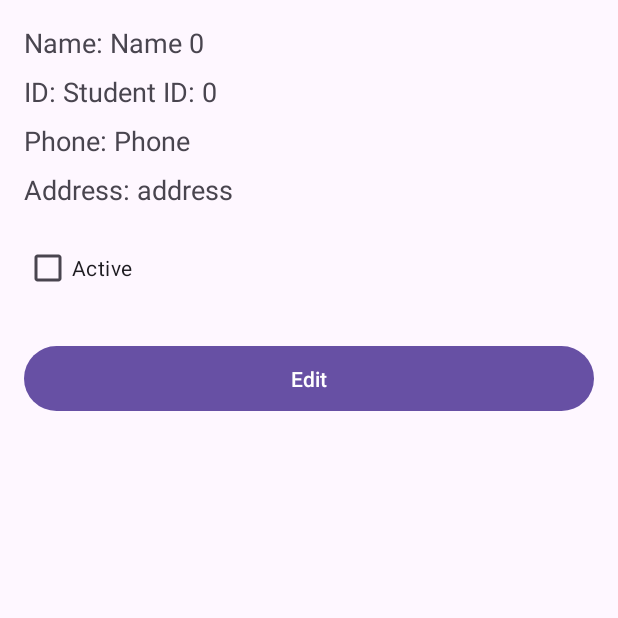
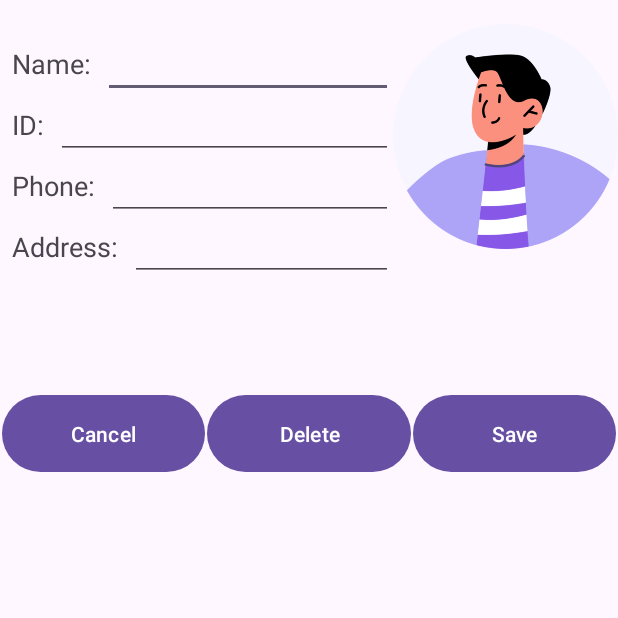
Before and after one commit to hadarz-education/Mobile-Assignments, an Android app: the StudentDetailsActivity screen opened directly, with no data from a screen before it, after a tap on "Edit", on a phone screen of 412 x 824 dp, the top half of it. Run offline under Robolectric (Android 15) with nearby library versions, the phone set to English and light mode, and no system bars.

Commit message:
feat: edit page

```diff
--- a/app/src/main/AndroidManifest.xml
+++ b/app/src/main/AndroidManifest.xml
@@ -12,6 +12,9 @@
         android:supportsRtl="true"
         android:theme="@style/Theme.MobileAssignments"
         tools:targetApi="31">
+        <activity
+            android:name=".EditStudentActivity"
+            android:exported="false" />
         <activity
             android:name=".StudentDetailsActivity"
             android:exported="false" />
--- /dev/null
+++ b/app/src/main/java/com/hzho/mobileassignments/EditStudentActivity.kt
@@ -0,0 +1,29 @@
+package com.hzho.mobileassignments
+
+import android.os.Bundle
+import android.widget.Button
+import android.widget.EditText
+import androidx.activity.enableEdgeToEdge
+import androidx.appcompat.app.AppCompatActivity
+import androidx.core.view.ViewCompat
+import androidx.core.view.WindowInsetsCompat
+
+class EditStudentActivity : AppCompatActivity() {
+    override fun onCreate(savedInstanceState: Bundle?) {
+        super.onCreate(savedInstanceState)
+        setContentView(R.layout.activity_edit_student)
+
+//        val nameEditText: EditText = findViewById(R.id.student_details_name_edit_text)
+//        val idEditText: EditText = findViewById(R.id.student_details_id_edit_text)
+//        val phoneEditText: EditText = findViewById(R.id.student_details_phone_edit_text)
+//        val addressEditText: EditText = findViewById(R.id.student_details_address_edit_text)
+
+        val cancelButton: Button = findViewById(R.id.student_details_cancel_button)
+        val deleteButton: Button = findViewById(R.id.student_details_delete_button)
+        val saveButton: Button = findViewById(R.id.student_details_save_button)
+
+        cancelButton.setOnClickListener {
+            finish()
+        }
+    }
+}
--- a/app/src/main/java/com/hzho/mobileassignments/StudentDetailsActivity.kt
+++ b/app/src/main/java/com/hzho/mobileassignments/StudentDetailsActivity.kt
@@ -7,18 +7,15 @@ import android.widget.CheckBox
 import android.widget.TextView
 import androidx.appcompat.app.AppCompatActivity
 import com.hzho.mobileassignments.model.Model
-import com.hzho.mobileassignments.model.Student
 
 class StudentDetailsActivity : AppCompatActivity() {
     override fun onCreate(savedInstanceState: Bundle?) {
         super.onCreate(savedInstanceState)
         setContentView(R.layout.activity_student_details)
 
-        // Retrieve the passed student object
         val studentPosition = intent.getIntExtra("studentPosition", 0)
         val student = Model.shared.getStudentAtPosition(studentPosition)
 
-        // Initialize views
         val nameTextView: TextView = findViewById(R.id.student_details_name_text_view)
         val idTextView: TextView = findViewById(R.id.student_details_id_text_view)
         val phoneTextView: TextView = findViewById(R.id.student_details_phone_text_view)
@@ -26,7 +23,6 @@ class StudentDetailsActivity : AppCompatActivity() {
         val activeCheckBox: CheckBox = findViewById(R.id.student_details_active_check_box)
         val editButton: Button = findViewById(R.id.student_details_edit_button)
 
-        // Populate views with student data
         student?.let {
             nameTextView.text = "Name: ${it.name}"
             idTextView.text = "ID: ${it.id}"
@@ -34,11 +30,10 @@ class StudentDetailsActivity : AppCompatActivity() {
             addressTextView.text = "Address: ${it.address}"
         }
 
-        // Handle edit button click
         editButton.setOnClickListener {
-//            val intent = Intent(this, EditStudentActivity::class.java)
-//            intent.putExtra("student", student)
-//            startActivity(intent)
+            val intent = Intent(this, EditStudentActivity::class.java)
+            intent.putExtra("studentPosition", studentPosition)
+            startActivity(intent)
         }
     }
 }
--- /dev/null
+++ b/app/src/main/res/layout/activity_edit_student.xml
@@ -0,0 +1,154 @@
+<androidx.constraintlayout.widget.ConstraintLayout
+    xmlns:android="http://schemas.android.com/apk/res/android"
+    xmlns:app="http://schemas.android.com/apk/res-auto"
+    xmlns:tools="http://schemas.android.com/tools"
+    android:layout_width="match_parent"
+    android:layout_height="match_parent"
+    tools:context=".EditStudentActivity">
+
+    <!-- Name Text and EditText -->
+    <TextView
+        android:id="@+id/student_details_name_text_view"
+        android:layout_width="wrap_content"
+        android:layout_height="wrap_content"
+        android:text="Name:"
+        android:textSize="18sp"
+        android:layout_marginStart="8dp"
+        android:layout_marginTop="30dp"
+        app:layout_constraintStart_toStartOf="parent"
+        app:layout_constraintTop_toTopOf="parent" />
+
+    <EditText
+        android:id="@+id/student_details_name_edit_text"
+        android:layout_width="0dp"
+        android:layout_height="wrap_content"
+        android:layout_marginStart="8dp"
+        android:ems="10"
+        android:inputType="text"
+        app:layout_constraintBaseline_toBaselineOf="@+id/student_details_name_text_view"
+        app:layout_constraintEnd_toStartOf="@+id/student_details_image_view"
+        app:layout_constraintStart_toEndOf="@+id/student_details_name_text_view" />
+
+    <!-- ID Text and EditText -->
+    <TextView
+        android:id="@+id/student_details_id_text_view"
+        android:layout_width="wrap_content"
+        android:layout_height="wrap_content"
+        android:text="ID:"
+        android:textSize="18sp"
+        android:layout_marginStart="8dp"
+        app:layout_constraintStart_toStartOf="parent"
+        app:layout_constraintTop_toBottomOf="@+id/student_details_name_text_view"
+        android:layout_marginTop="16dp" />
+
+    <EditText
+        android:id="@+id/student_details_id_edit_text"
+        android:layout_width="0dp"
+        android:layout_height="wrap_content"
+        android:layout_marginStart="8dp"
+        android:ems="10"
+        android:inputType="number"
+        app:layout_constraintBaseline_toBaselineOf="@+id/student_details_id_text_view"
+        app:layout_constraintEnd_toStartOf="@+id/student_details_image_view"
+        app:layout_constraintStart_toEndOf="@+id/student_details_id_text_view" />
+
+    <!-- Phone Text and EditText -->
+    <TextView
+        android:id="@+id/student_details_phone_text_view"
+        android:layout_width="wrap_content"
+        android:layout_height="wrap_content"
+        android:text="Phone:"
+        android:textSize="18sp"
+        android:layout_marginStart="8dp"
+        app:layout_constraintStart_toStartOf="parent"
+        app:layout_constraintTop_toBottomOf="@+id/student_details_id_text_view"
+        android:layout_marginTop="16dp" />
+
+    <EditText
+        android:id="@+id/student_details_phone_edit_text"
+        android:layout_width="0dp"
+        android:layout_height="wrap_content"
+        android:layout_marginStart="8dp"
+        android:ems="10"
+        android:inputType="phone"
+        app:layout_constraintBaseline_toBaselineOf="@+id/student_details_phone_text_view"
+        app:layout_constraintEnd_toStartOf="@+id/student_details_image_view"
+        app:layout_constraintStart_toEndOf="@+id/student_details_phone_text_view" />
+
+    <!-- Address Text and EditText -->
+    <TextView
+        android:id="@+id/student_details_address_text_view"
+        android:layout_width="wrap_content"
+        android:layout_height="wrap_content"
+        android:text="Address:"
+        android:textSize="18sp"
+        android:layout_marginStart="8dp"
+        app:layout_constraintStart_toStartOf="parent"
+        app:layout_constraintTop_toBottomOf="@+id/student_details_phone_text_view"
+        android:layout_marginTop="16dp" />
+
+    <EditText
+        android:id="@+id/student_details_address_edit_text"
+        android:layout_width="0dp"
+        android:layout_height="wrap_content"
+        android:layout_marginStart="8dp"
+        android:ems="10"
+        android:inputType="textPostalAddress"
+        app:layout_constraintBaseline_toBaselineOf="@+id/student_details_address_text_view"
+        app:layout_constraintEnd_toStartOf="@+id/student_details_image_view"
+        app:layout_constraintStart_toEndOf="@+id/student_details_address_text_view" />
+
+    <ImageView
+        android:id="@+id/student_details_image_view"
+        android:layout_width="150dp"
+        android:layout_height="150dp"
+        app:srcCompat="@drawable/avatar"
+        android:layout_marginStart="16dp"
+        app:layout_constraintEnd_toEndOf="parent"
+        app:layout_constraintTop_toTopOf="parent"
+        android:layout_marginTop="16dp"/>
+
+    <!-- Buttons (Cancel, Delete, Save) -->
+    <Button
+        android:id="@+id/student_details_cancel_button"
+        android:layout_width="0dp"
+        android:layout_height="wrap_content"
+        android:text="Cancel"
+        android:textColor="@android:color/white"
+        android:padding="16dp"
+        app:layout_constraintTop_toBottomOf="@+id/student_details_address_edit_text"
+        app:layout_constraintStart_toStartOf="parent"
+        app:layout_constraintEnd_toStartOf="@+id/student_details_delete_button"
+        app:layout_constraintHorizontal_bias="0.5"
+        app:layout_constraintWidth_percent="0.33"
+        android:layout_marginTop="72dp"/>
+
+    <Button
+        android:id="@+id/student_details_delete_button"
+        android:layout_width="0dp"
+        android:layout_height="wrap_content"
+        android:text="Delete"
+        android:textColor="@android:color/white"
+        android:padding="16dp"
+        app:layout_constraintTop_toBottomOf="@+id/student_details_address_edit_text"
+        app:layout_constraintStart_toEndOf="@+id/student_details_cancel_button"
+        app:layout_constraintEnd_toStartOf="@+id/student_details_save_button"
+        app:layout_constraintHorizontal_bias="0.5"
+        app:layout_constraintWidth_percent="0.33"
+        android:layout_marginTop="72dp"/>
+
+    <Button
+        android:id="@+id/student_details_save_button"
+        android:layout_width="0dp"
+        android:layout_height="wrap_content"
+        android:text="Save"
+        android:textColor="@android:color/white"
+        android:padding="16dp"
+        app:layout_constraintTop_toBottomOf="@+id/student_details_address_edit_text"
+        app:layout_constraintStart_toEndOf="@+id/student_details_delete_button"
+        app:layout_constraintEnd_toEndOf="parent"
+        app:layout_constraintHorizontal_bias="0.5"
+        app:layout_constraintWidth_percent="0.33"
+        android:layout_marginTop="72dp"/>
+
+</androidx.constraintlayout.widget.ConstraintLayout>
--- a/app/src/main/res/layout/activity_student_details.xml
+++ b/app/src/main/res/layout/activity_student_details.xml
@@ -1,10 +1,23 @@
-<!-- XML layout file for StudentDetailsActivity -->
-<LinearLayout
+<androidx.constraintlayout.widget.ConstraintLayout
     xmlns:android="http://schemas.android.com/apk/res/android"
+    xmlns:app="http://schemas.android.com/apk/res-auto"
+    xmlns:tools="http://schemas.android.com/tools"
     android:layout_width="match_parent"
     android:layout_height="match_parent"
+    tools:context=".StudentDetailsActivity">
+
+    <LinearLayout
+        android:id="@+id/student_details_text_layout"
+        android:layout_width="0dp"
+        android:layout_height="wrap_content"
         android:orientation="vertical"
-    android:padding="16dp">
+        android:layout_marginStart="16dp"
+        android:layout_marginTop="16dp"
+        android:layout_marginEnd="16dp"
+        android:layout_marginBottom="16dp"
+        app:layout_constraintEnd_toEndOf="parent"
+        app:layout_constraintStart_toStartOf="parent"
+        app:layout_constraintTop_toTopOf="parent">
 
         <TextView
             android:id="@+id/student_details_name_text_view"
@@ -44,12 +57,31 @@
             android:layout_height="wrap_content"
             android:text="Active"
             android:layout_marginBottom="24dp"/>
+    </LinearLayout>
+
+    <ImageView
+        android:id="@+id/student_details_image_view"
+        android:layout_width="150dp"
+        android:layout_height="150dp"
+        app:srcCompat="@drawable/avatar"
+        android:layout_marginStart="16dp"
+        app:layout_constraintEnd_toEndOf="parent"
+        app:layout_constraintTop_toTopOf="parent"
+        app:layout_constraintTop_toBottomOf="@+id/student_details_text_layout"
+        android:layout_marginTop="16dp"/>
 
     <Button
         android:id="@+id/student_details_edit_button"
-        android:layout_width="match_parent"
+        android:layout_width="0dp"
         android:layout_height="wrap_content"
         android:text="Edit"
         android:textColor="@android:color/white"
-        android:padding="12dp"/>
-</LinearLayout>
+        android:padding="16dp"
+        app:layout_constraintTop_toBottomOf="@+id/student_details_image_view"
+        app:layout_constraintStart_toStartOf="parent"
+        app:layout_constraintEnd_toEndOf="parent"
+        app:layout_constraintHorizontal_bias="0.5"
+        app:layout_constraintWidth_percent="0.5"
+        android:layout_marginTop="72dp"/>
+
+</androidx.constraintlayout.widget.ConstraintLayout>
```
Lines whose indentation alone changed are shown as unchanged.
